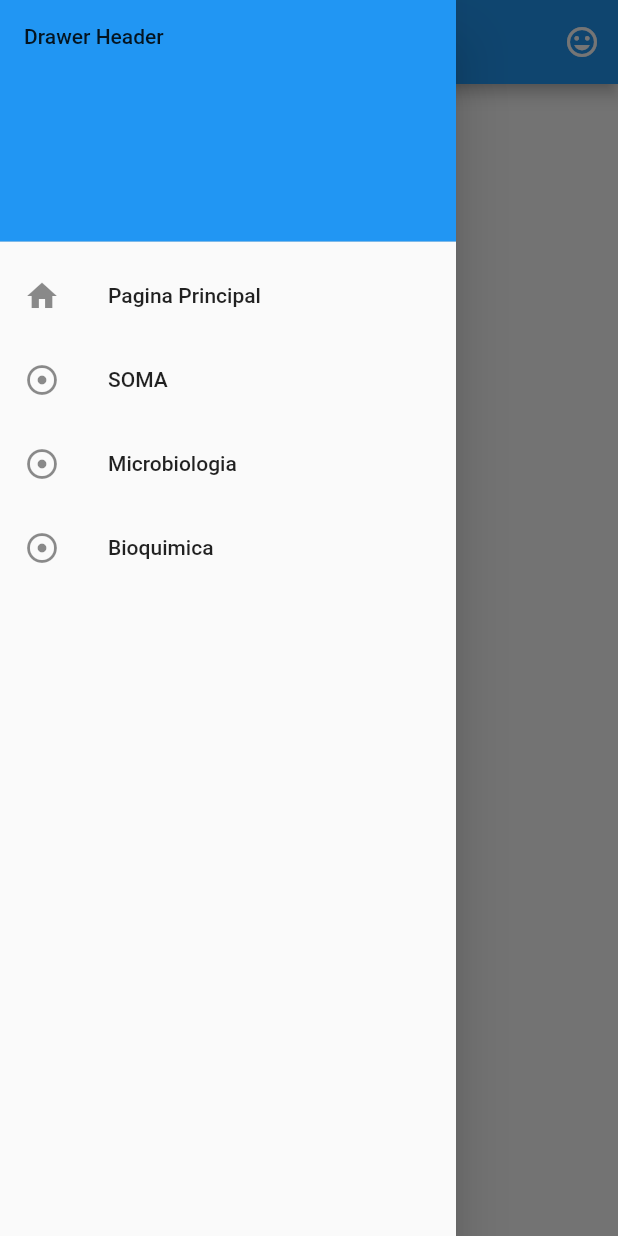
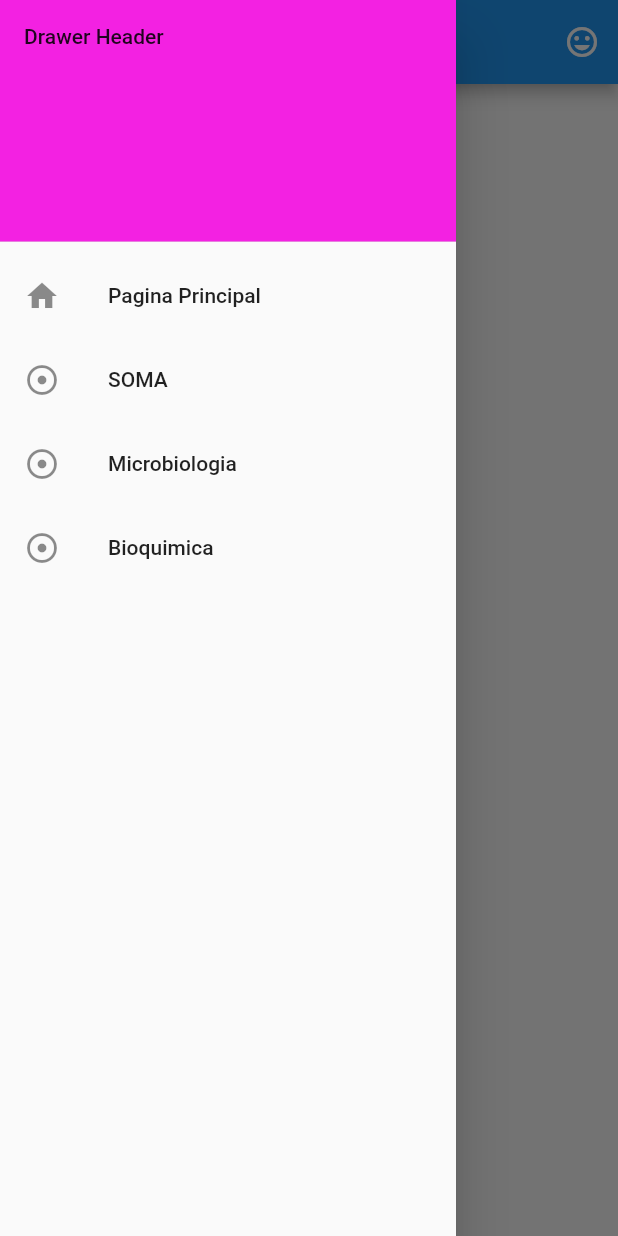
Before and after one commit to GendryC/cm, a Flutter app: the screen it shows after launch, with the side drawer open, on a phone screen of 412 x 824 dp. Run offline on Flutter 3.47's test engine with Material 2 defaults, Android fonts, the phone set to English and light mode, and no system bars.

Commit message:
Drawer navigation

```diff
--- a/lib/pages/Home_Page.dart
+++ b/lib/pages/Home_Page.dart
@@ -9,6 +9,11 @@ class HomePage extends StatefulWidget {
 
 class _HomePageState extends State<HomePage> {
   @override
+
+  String microbiologia = "Microbiologia";
+  String soma = "SOMA";
+  String bioquimica = "Bioquimica";
+
   Widget build(BuildContext context) {
     return Scaffold(
       appBar: _appBarBuilder(),
@@ -23,9 +28,9 @@ class _HomePageState extends State<HomePage> {
           // Important: Remove any padding from the ListView.
           padding: EdgeInsets.zero,
           children: [
-            const DrawerHeader(
+           const DrawerHeader(
               decoration: BoxDecoration(
-                color: Colors.blue,
+                color: Color.fromARGB(255, 243, 33, 226),
               ),
               child: Text('Drawer Header'),
             ),
@@ -42,28 +47,22 @@ class _HomePageState extends State<HomePage> {
               leading: Icon(
                 Icons.adjust,
               ),
-              title: const Text('SOMA '),
-              onTap: () {
-                Navigator.pop(context);
-              },
+              title: Text('$soma'),
+              onTap: () => Navigator.of(context).push(_NewPage(soma)),
             ),
             ListTile(
               leading: Icon(
                 Icons.adjust,
               ),
-              title: const Text('Microbiologia'),
-              onTap: () {
-                Navigator.pop(context);
-              },
+              title: Text('$microbiologia'),
+                onTap: () => Navigator.of(context).push(_NewPage(microbiologia)),
             ),
             ListTile(
               leading: Icon(
                 Icons.adjust,
               ),
-              title: const Text('Bioquimica'),
-              onTap: () {
-                Navigator.pop(context);
-              },
+              title: Text('$bioquimica'),
+              onTap: () => Navigator.of(context).push(_NewPage(bioquimica)),
             ),
           ]),
     );
@@ -83,4 +82,23 @@ class _HomePageState extends State<HomePage> {
       children: [],
     );
   }
+
 }
+class _NewPage extends MaterialPageRoute<void>{
+_NewPage(String asignatura)
+:super(
+builder: (BuildContext context){
+return Scaffold(
+appBar: AppBar(
+title: Text('$asignatura'),
+elevation: 1.0,
+
+),
+
+);
+
+},
+
+);
+
+}
```
Also changed, not shown: lib/pages/SOMA.dart (added, +21 -0 lines).
